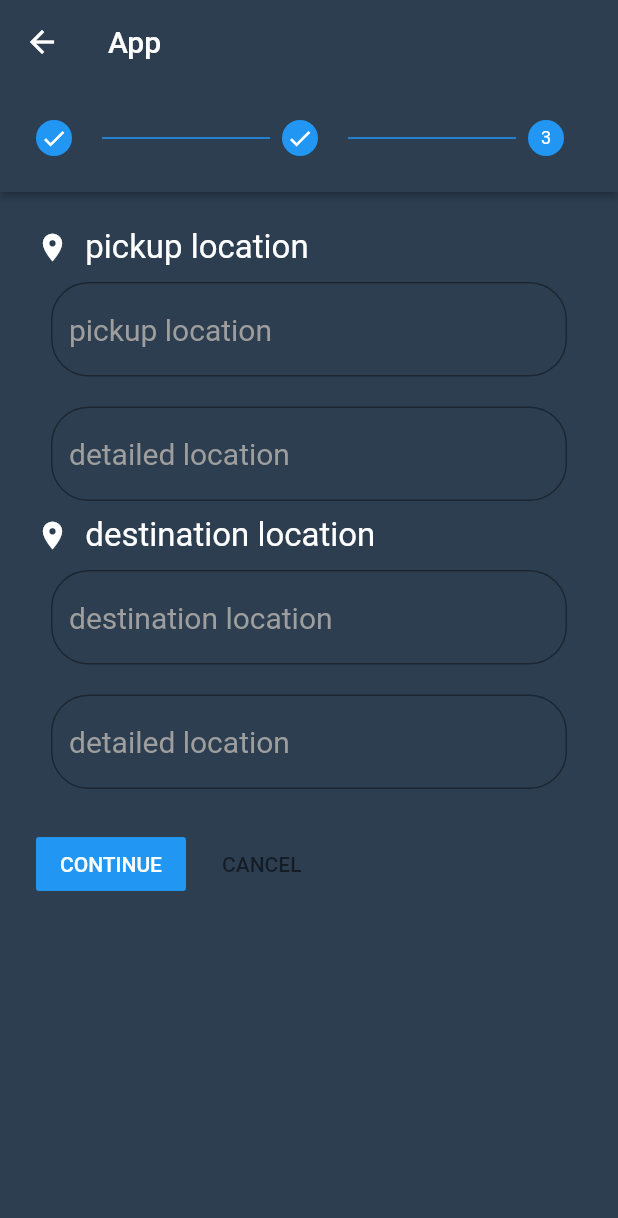
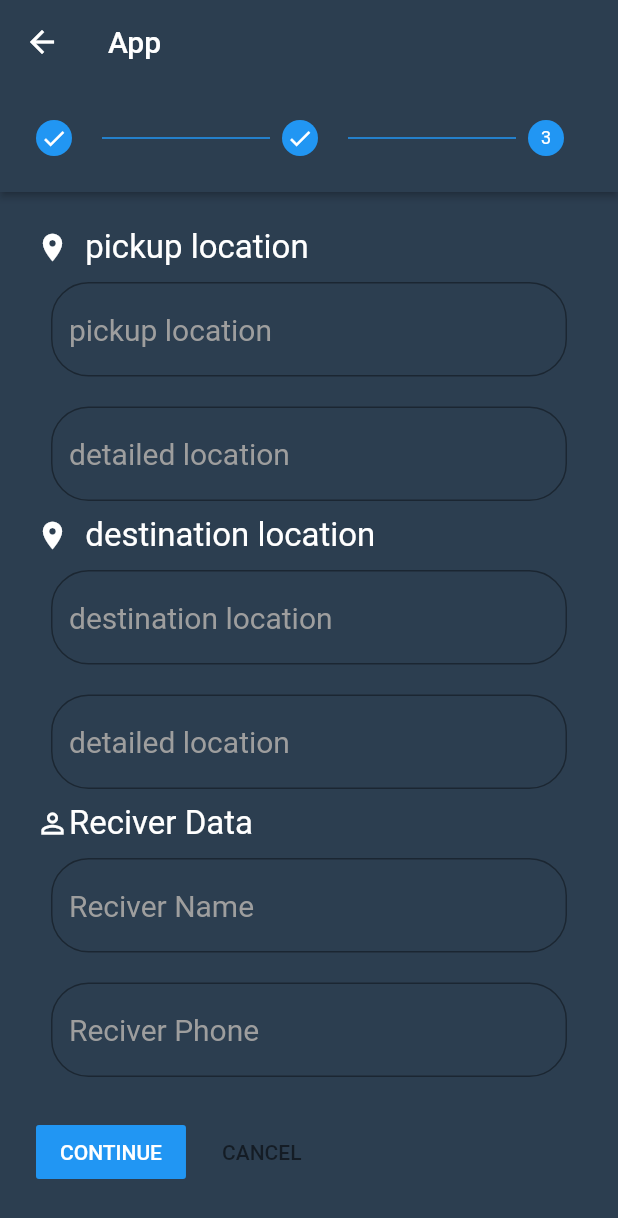
Before and after one commit to amr012/alafeeen, a Flutter app: the OrderScreen screen opened directly, after a tap on "CONTINUE", on a phone screen of 412 x 824 dp. Shown: the top 1218 px of the screen. Run offline on Flutter 3.47's test engine with Material 2 defaults, Android fonts, the phone set to English and light mode, and no system bars; our stand-ins replace form_field_validator, shared_preferences; missing offline and left inert: async_loader, custom_bottom_navigation_bar, grouped_buttons; accounts and stored records are empty.

Commit message:
Merge remote-tracking branch 'origin/master'
# Conflicts:
#	lib/Screens/regester.dart
#	pubspec.lock

```diff
--- a/lib/Common.dart
+++ b/lib/Common.dart
@@ -22,6 +22,18 @@ static String username ;
     return aderss;
   }
 
+  static getphone() async {
+    SharedPreferences _prefs = await SharedPreferences.getInstance();
+    String phone =  _prefs.getString(Common.phone) ?? '';
+
+    return phone;
+  }
+  static getusermail() async {
+    SharedPreferences _prefs = await SharedPreferences.getInstance();
+    String phone =  _prefs.getString(Common.email) ?? '';
+
+    return phone;
+  }
 
 
 
--- a/lib/Screens/order_screen.dart
+++ b/lib/Screens/order_screen.dart
@@ -152,7 +152,49 @@ class _MyAppState extends State<OrderScreen> {
                                   borderRadius:
                                   BorderRadius.all(Radius.circular(25)))),
                         ),
+                      ),
+
+                      Row(
+                        children: <Widget>[
+                          Icon(
+                            Icons.perm_identity,
+                            color: Colors.white,
+                            size: 22,
+                          ),
+                          Text(
+                            "Reciver Data",
+                            style:
+                            TextStyle(fontSize: 22, color: Colors.white),
+                          ),
+                        ],
+                      ),
+                      Padding(
+                        padding: EdgeInsets.all(10),
+                        child: TextField(
+                          decoration: InputDecoration(
+                              hintStyle:
+                              TextStyle(color: Colors.grey, fontSize: 20),
+                              hintText: "Reciver Name",
+                              hoverColor: Color(0xff2C3E50),
+                              border: OutlineInputBorder(
+                                  borderRadius:
+                                  BorderRadius.all(Radius.circular(25)))),
+                        ),
+                      ),
+                      Padding(
+                        padding: EdgeInsets.all(10),
+                        child: TextField(
+                          decoration: InputDecoration(
+                              hintStyle:
+                              TextStyle(color: Colors.grey, fontSize: 20),
+                              hintText: "Reciver Phone",
+                              hoverColor: Color(0xff2C3E50),
+                              border: OutlineInputBorder(
+                                  borderRadius:
+                                  BorderRadius.all(Radius.circular(25)))),
+                        ),
                       )
+
                     ],
                   ),
                 ),
```
Also changed, not shown: lib/Screens/about_us.dart (+5 -4 lines), lib/Screens/homescreen.dart (+6 -6 lines), lib/Screens/my_deliveres_screen.dart (+40 -7 lines), lib/Screens/profile_screen.dart (+59 -13 lines), pubspec.yaml (+34 -43 lines), pubspec.lock.
